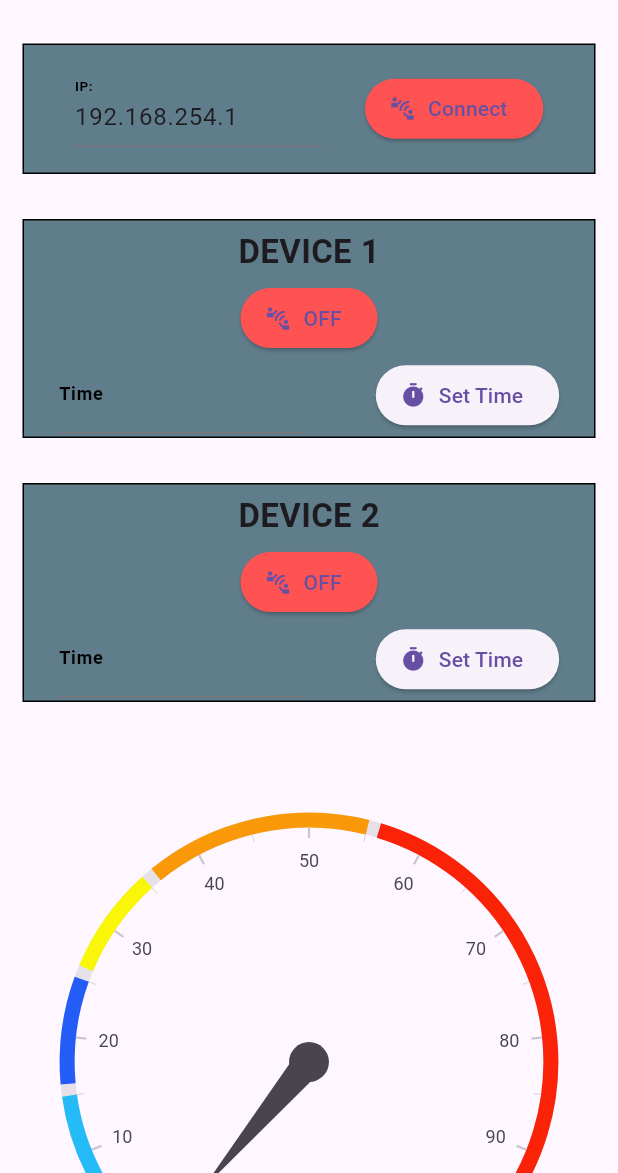
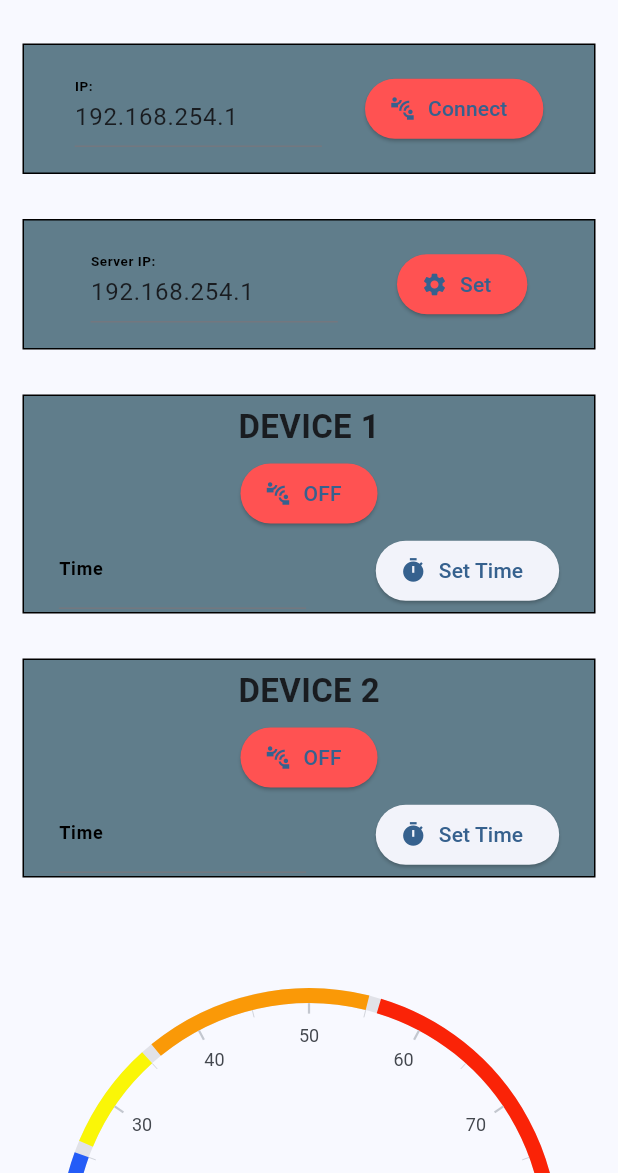
Before and after one commit to LydianJay/Relay_Controller, a Flutter app: the screen it shows after launch, on a phone screen of 412 x 824 dp, the part 63-1236 px from its top. Run offline on Flutter 3.47's test engine with Material 3 defaults, Android fonts, the phone set to English and light mode, and no system bars; drawn by our look-alikes of syncfusion_flutter_gauges; our stand-ins replace shared_preferences; missing offline and left inert: tcp_socket_connection; Roboto replaces fonts that are missing (Calibre).

Commit message:
added option to set the server ip

```diff
--- a/lib/main.dart
+++ b/lib/main.dart
@@ -1,4 +1,5 @@
 import 'dart:async';
+import 'dart:convert';
 import 'package:flutter/material.dart';
 import 'package:tcp_socket_connection/tcp_socket_connection.dart';
 import 'package:shared_preferences/shared_preferences.dart';
@@ -16,8 +17,8 @@ class MyApp extends StatelessWidget {
     return MaterialApp(
       title: 'Controller',
       theme: ThemeData(
-        primarySwatch: Colors.blue,
-        visualDensity: VisualDensity.adaptivePlatformDensity,
+        colorScheme: ColorScheme.fromSeed(seedColor: Colors.blue),
+        useMaterial3: true,
       ),
       home: const MyHomePage(title: 'Controller'),
     );
@@ -35,10 +36,10 @@ class _MyHomePageState extends State<MyHomePage> {
   final Future<SharedPreferences> prefs = SharedPreferences.getInstance();
   late TcpSocketConnection socketConnection;
   final textContent = TextEditingController();
+  final ctlrServerIP = TextEditingController();
   final r1Content = TextEditingController();
   final r2Content = TextEditingController();
-  //final r1min = TextEditingController(), r1max = TextEditingController();
-  //final r2min = TextEditingController(), r2max = TextEditingController();
+
   Text msg = const Text('NO error!');
   bool isConnected = false;
   bool r1 = false, r2 = false, lcd = true;
@@ -52,6 +53,7 @@ class _MyHomePageState extends State<MyHomePage> {
 
     prefs.then((value) => {
           textContent.text = value.getString('ip') ?? '192.168.254.1',
+          ctlrServerIP.text = value.getString('server') ?? '192.168.254.1'
         });
   }
 
@@ -59,8 +61,18 @@ class _MyHomePageState extends State<MyHomePage> {
     //debugPrint('Message: $msg');
     setState(() {
       if (int.tryParse(msg, radix: 10) == null) {
-        temp.value = double.parse(msg.split(',')[1]);
-        //debugPrint('temp: $temp');
+        final res = msg.split(',');
+        temp.value = double.parse(res[1]);
+        int val = int.parse(res.first);
+        if (val & 0xFF000000 == 0xFF000000) {
+          debugPrint('Temp Update');
+        } else if (val & 0xFE000000 == 0xFE000000) {
+          debugPrint('Time 2 update');
+        } else {
+          r1 = val & 2 == 2;
+          r2 = val & 1 == 1;
+          lcd = val & 4 == 4;
+        }
       } else {
         int val = int.parse(msg);
         if (val & 0xFF000000 == 0xFF000000) {
@@ -104,7 +116,8 @@ class _MyHomePageState extends State<MyHomePage> {
         title: Text(widget.title),
         centerTitle: true,
       ),
-      body: ListView(children: [
+      body: ListView(
+        children: [
           Column(
             children: [
               Container(
@@ -141,7 +154,8 @@ class _MyHomePageState extends State<MyHomePage> {
                                   setState(() {
                                     isConnected = value;
                                     prefs.then((value) => {
-                                        value.setString('ip', textContent.text)
+                                          value.setString(
+                                              'ip', textContent.text)
                                         });
                                   })
                                 });
@@ -153,12 +167,66 @@ class _MyHomePageState extends State<MyHomePage> {
                           }
                         },
                         style: ButtonStyle(
-                          backgroundColor: MaterialStatePropertyAll<Color>(
+                            backgroundColor: WidgetStatePropertyAll<Color>(
                                 (isConnected
                                     ? Colors.lightGreenAccent
                                     : Colors.redAccent))),
                         icon: const Icon(Icons.connect_without_contact_sharp),
                         label: Text((isConnected ? 'Disconnect' : 'Connect')))
+                  ],
+                ),
+              ),
+              Container(
+                margin: const EdgeInsets.all(15),
+                padding: const EdgeInsets.all(15),
+                decoration:
+                    BoxDecoration(border: Border.all(), color: Colors.blueGrey),
+                child: Row(
+                  mainAxisAlignment: MainAxisAlignment.spaceEvenly,
+                  children: [
+                    Container(
+                      margin: const EdgeInsets.fromLTRB(0, 0, 10, 0),
+                      child: SizedBox(
+                        width: scrWidth * 0.40,
+                        height: 55,
+                        child: TextField(
+                          controller: ctlrServerIP,
+                          decoration: const InputDecoration(
+                              labelText: 'Server IP: ',
+                              labelStyle: TextStyle(
+                                  fontSize: 12,
+                                  fontWeight: FontWeight.bold,
+                                  color: Colors.black),
+                              hintText: '192.168.254.1',
+                              hintStyle: TextStyle(fontSize: 12)),
+                          keyboardType: TextInputType.number,
+                        ),
+                      ),
+                    ),
+                    ElevatedButton.icon(
+                        onPressed: () {
+                          if (isConnected) {
+                            prefs.then((value) =>
+                                {value.setString('server', ctlrServerIP.text)});
+                            final ipBytes = ctlrServerIP.text.split('.');
+                            int packet = 0;
+                            for (final b in ipBytes) {
+                              packet <<= 8;
+                              packet |= int.parse(b);
+                            }
+                            socketConnection.sendMessage(packet.toString());
+                            debugPrint('Packet: ${packet.toString()}');
+                          }
+
+                          // debugPrint(ipBytes.);
+                        },
+                        style: ButtonStyle(
+                            backgroundColor: WidgetStatePropertyAll<Color>(
+                                (isConnected
+                                    ? Colors.lightGreenAccent
+                                    : Colors.redAccent))),
+                        icon: const Icon(Icons.settings),
+                        label: const Text(('Set')))
                   ],
                 ),
               ),
@@ -171,7 +239,8 @@ class _MyHomePageState extends State<MyHomePage> {
                     margin: const EdgeInsets.all(5),
                     child: const Text(
                       'DEVICE 1',
-                    style: TextStyle(fontSize: 22, fontWeight: FontWeight.bold),
+                      style:
+                          TextStyle(fontSize: 22, fontWeight: FontWeight.bold),
                     ),
                   ),
                   ElevatedButton.icon(
@@ -189,8 +258,9 @@ class _MyHomePageState extends State<MyHomePage> {
                         }
                       },
                       style: ButtonStyle(
-                        backgroundColor: MaterialStatePropertyAll<Color>(
-                            (r1 ? Colors.lightGreenAccent : Colors.redAccent))),
+                          backgroundColor: WidgetStatePropertyAll<Color>((r1
+                              ? Colors.lightGreenAccent
+                              : Colors.redAccent))),
                       icon: const Icon(Icons.connect_without_contact_sharp),
                       label: Text((r1 ? 'ON' : 'OFF'))),
                   Row(
@@ -243,7 +313,8 @@ class _MyHomePageState extends State<MyHomePage> {
                     margin: const EdgeInsets.all(5),
                     child: const Text(
                       'DEVICE 2',
-                    style: TextStyle(fontSize: 22, fontWeight: FontWeight.bold),
+                      style:
+                          TextStyle(fontSize: 22, fontWeight: FontWeight.bold),
                     ),
                   ),
                   ElevatedButton.icon(
@@ -261,8 +332,9 @@ class _MyHomePageState extends State<MyHomePage> {
                         }
                       },
                       style: ButtonStyle(
-                        backgroundColor: MaterialStatePropertyAll<Color>(
-                            (r2 ? Colors.lightGreenAccent : Colors.redAccent))),
+                          backgroundColor: WidgetStatePropertyAll<Color>((r2
+                              ? Colors.lightGreenAccent
+                              : Colors.redAccent))),
                       icon: const Icon(Icons.connect_without_contact_sharp),
                       label: Text((r2 ? 'ON' : 'OFF'))),
                   Row(
@@ -369,7 +441,7 @@ class _MyHomePageState extends State<MyHomePage> {
                 margin: const EdgeInsets.all(10),
                 child: ElevatedButton.icon(
                     style: ButtonStyle(
-                      backgroundColor: MaterialStatePropertyAll<Color>(
+                        backgroundColor: WidgetStatePropertyAll<Color>(
                             lcd ? Colors.lightGreen : Colors.redAccent)),
                     onPressed: () {
                       if (isConnected) {
@@ -389,7 +461,8 @@ class _MyHomePageState extends State<MyHomePage> {
               ),
             ],
           ),
-      ]),
+        ],
+      ),
     );
   }
 }
```
Also changed, not shown: pubspec.lock. Lines whose indentation alone changed are shown as unchanged.
